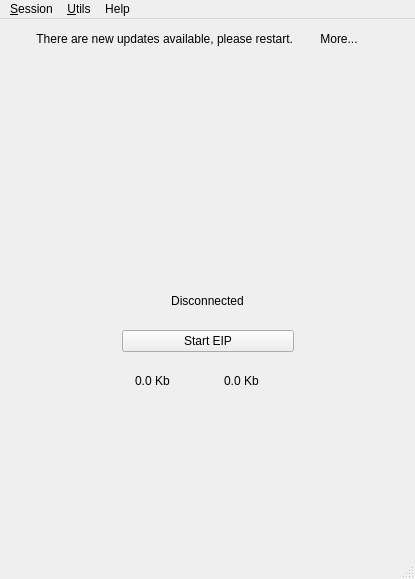
leapcode/bitmask_client, file src/leap/gui/ui/mainwindow.ui: the form before one commit.
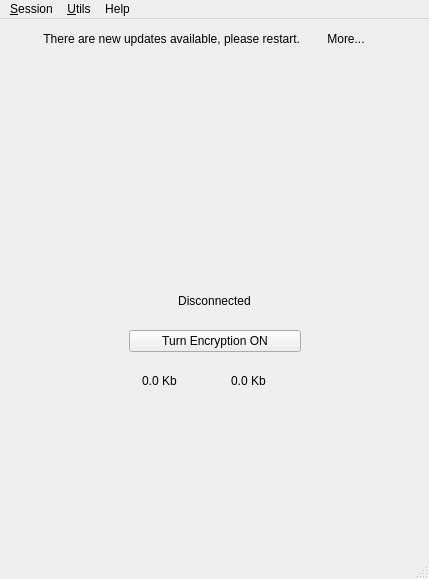
The form after the commit. Icons and pictures are not drawn.

Commit message: Fix wording in mainwindow

What changed in the file:
```diff
--- a/src/leap/gui/ui/mainwindow.ui
+++ b/src/leap/gui/ui/mainwindow.ui
@@ -6,7 +6,7 @@
    <rect>
     <x>0</x>
     <y>0</y>
-    <width>415</width>
+    <width>429</width>
     <height>579</height>
    </rect>
   </property>
@@ -295,7 +295,7 @@
         <item row="2" column="1" colspan="4">
          <widget class="QPushButton" name="btnEipStartStop">
           <property name="text">
-           <string>Start EIP</string>
+           <string>Turn Encryption ON</string>
           </property>
          </widget>
         </item>
@@ -395,8 +395,8 @@
     <rect>
      <x>0</x>
      <y>0</y>
-     <width>415</width>
-     <height>21</height>
+     <width>429</width>
+     <height>25</height>
     </rect>
    </property>
    <widget class="QMenu" name="menuSession">
```
